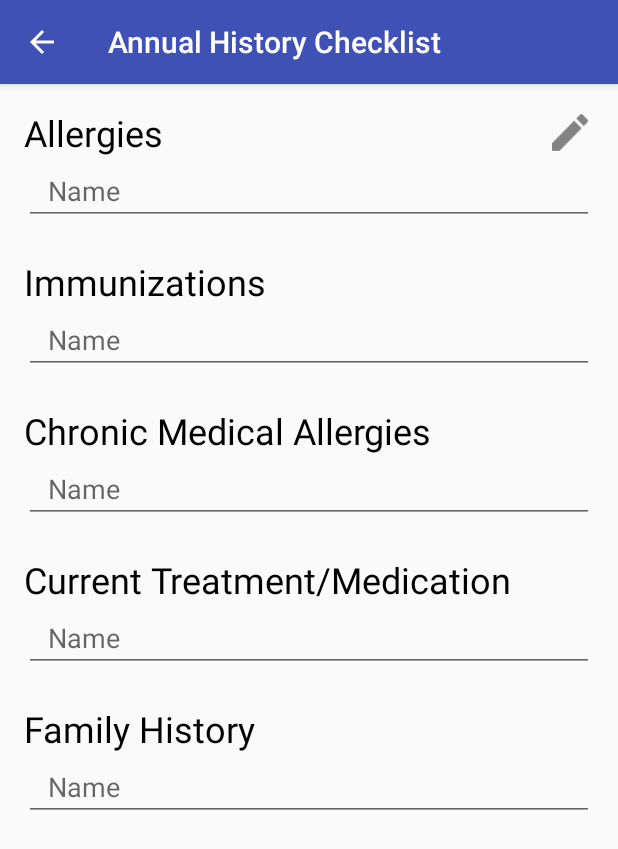
After one commit to Team11-MedAppJam/HealthCombinder, an Android app: the annual_history_checklist screen opened directly, with no data from a screen before it, on a phone screen of 412 x 824 dp. The commit adds this screen. Shown: the top 849 px of the screen. Run offline under Robolectric (Android 15) with nearby library versions, the phone set to English and light mode, and no system bars.

Commit message:
Complete Profile
Completed profile and its sub-activities.
Created popup windows for change password and email.
Annual checklist page

```diff
--- /dev/null
+++ b/app/src/main/java/team11/healthcombinder/annual_history_checklist.java
@@ -0,0 +1,43 @@
+package team11.healthcombinder;
+
+import android.support.v7.app.AppCompatActivity;
+import android.os.Bundle;
+import android.widget.CompoundButton;
+import android.widget.EditText;
+import android.widget.ToggleButton;
+
+public class annual_history_checklist extends AppCompatActivity {
+
+
+    @Override
+    protected void onCreate(Bundle savedInstanceState) {
+        super.onCreate(savedInstanceState);
+        setContentView(R.layout.activity_annual_history_checklist);
+        getSupportActionBar().setDisplayHomeAsUpEnabled(true);
+
+//        ImageButton b_allergies = (ImageButton) findViewById(R.id.edit_allergies);
+//        ImageButton b_immunization = (ImageButton) findViewById(R.id.edit_immunization);
+//        ImageButton b_chronic = (ImageButton) findViewById(R.id.edit_chr_med_allergies);
+//        ImageButton b_treatment = (ImageButton) findViewById(R.id.edit_treatment);
+//        ImageButton b_history = (ImageButton) findViewById(R.id.edit_fam_history);
+
+        final EditText e_allergies = (EditText) findViewById(R.id.allergies_text);
+        final EditText e_immunization = (EditText) findViewById(R.id.immunizations_text);
+        final EditText e_chronic = (EditText) findViewById(R.id.chron_med_all_text);
+        final EditText e_treatment = (EditText) findViewById(R.id.treat_med_text);
+        final EditText e_history = (EditText) findViewById(R.id.fam_his_text);
+
+        final ToggleButton toggleButton=(ToggleButton)findViewById(R.id.toggleEdit);
+
+        toggleButton.setOnCheckedChangeListener(new CompoundButton.OnCheckedChangeListener() {
+            @Override
+            public void onCheckedChanged(CompoundButton buttonView, final boolean isChecked) {
+                e_allergies.setFocusableInTouchMode(isChecked);
+                e_immunization.setFocusableInTouchMode(isChecked);
+                e_chronic.setFocusableInTouchMode(isChecked);
+                e_treatment.setFocusableInTouchMode(isChecked);
+                e_history.setFocusableInTouchMode(isChecked);
+            }
+        });
+}
+}
--- /dev/null
+++ b/app/src/main/res/layout/activity_annual_history_checklist.xml
@@ -0,0 +1,148 @@
+<?xml version="1.0" encoding="utf-8"?>
+<ScrollView xmlns:android="http://schemas.android.com/apk/res/android"
+    xmlns:app="http://schemas.android.com/apk/res-auto"
+    xmlns:tools="http://schemas.android.com/tools"
+    android:id="@+id/activity_history_checklist"
+    android:layout_width="match_parent"
+    android:layout_height="match_parent"
+    android:paddingBottom="@dimen/activity_vertical_margin"
+    android:paddingLeft="@dimen/activity_horizontal_margin"
+    android:paddingRight="@dimen/activity_horizontal_margin"
+    android:paddingTop="@dimen/activity_vertical_margin"
+    >
+
+    <LinearLayout
+        android:layout_width="match_parent"
+        android:layout_height="wrap_content"
+        android:orientation="vertical"
+        android:baselineAligned="false">
+        <RelativeLayout
+            android:layout_width="wrap_content"
+            android:layout_height="wrap_content">
+            <TextView
+                android:text="Allergies"
+                android:layout_width="wrap_content"
+                android:layout_height="wrap_content"
+                android:id="@+id/textView4"
+                android:textSize="24sp"
+                android:textColor="@color/common_google_signin_btn_text_dark_focused" />
+
+            <ToggleButton
+                android:layout_width="wrap_content"
+                android:layout_height="wrap_content"
+                android:id="@+id/toggleEdit"
+                android:background="@drawable/edit_text"
+                android:layout_alignParentTop="true"
+                android:layout_alignParentEnd="true"
+                android:fontFamily="sans-serif-medium"
+                android:layout_alignBottom="@+id/textView4"
+                android:minWidth="10dp"
+                android:minHeight="10dp"
+                android:textOff=""
+                android:textOn=""
+                android:checked="false"/>
+
+
+        </RelativeLayout>
+
+        <EditText
+            android:layout_width="match_parent"
+            android:layout_height="wrap_content"
+            android:inputType="textMultiLine"
+            android:hint="Name"
+            android:ems="10"
+            android:paddingStart="@dimen/activity_vertical_margin"
+            android:focusable="false"
+            android:editable="false"
+            android:id="@+id/allergies_text" />
+
+        <TextView
+            android:text="Immunizations"
+            android:layout_width="wrap_content"
+            android:layout_height="wrap_content"
+            android:id="@+id/textView9"
+            android:textSize="24sp"
+            android:textColor="@color/common_google_signin_btn_text_dark_focused"
+            android:layout_marginTop="21dp" />
+
+
+        <EditText
+            android:layout_width="match_parent"
+            android:layout_height="wrap_content"
+            android:inputType="textMultiLine"
+            android:hint="Name"
+            android:paddingStart="@dimen/activity_vertical_margin"
+            android:ems="10"
+            android:focusable="false"
+            android:id="@+id/immunizations_text" />
+
+        <TextView
+            android:text="Chronic Medical Allergies"
+            android:layout_width="wrap_content"
+            android:layout_height="wrap_content"
+            android:id="@+id/textView13"
+            android:textSize="24sp"
+            android:layout_marginTop="21dp"
+            android:textColor="@color/common_google_signin_btn_text_dark_focused"/>
+
+
+        <EditText
+            android:layout_width="match_parent"
+            android:layout_height="wrap_content"
+            android:inputType="textMultiLine"
+            android:hint="Name"
+            android:paddingStart="@dimen/activity_vertical_margin"
+            android:ems="10"
+            android:focusable="false"
+            android:id="@+id/chron_med_all_text" />
+
+
+        <TextView
+            android:text="Current Treatment/Medication"
+            android:layout_width="wrap_content"
+            android:layout_height="wrap_content"
+            android:id="@+id/textView11"
+            android:layout_marginTop="21dp"
+            android:textSize="24sp"
+            android:textColor="@color/common_google_signin_btn_text_dark_focused"
+            />
+
+
+
+
+        <EditText
+            android:layout_width="match_parent"
+            android:layout_height="wrap_content"
+            android:inputType="textMultiLine"
+            android:hint="Name"
+            android:paddingStart="@dimen/activity_vertical_margin"
+            android:ems="10"
+            android:focusable="false"
+            android:id="@+id/treat_med_text" />
+
+        <TextView
+            android:text="Family History"
+            android:layout_width="wrap_content"
+            android:layout_height="wrap_content"
+            android:id="@+id/textView15"
+            android:textSize="24sp"
+            android:layout_marginTop="21dp"
+            android:textColor="@color/common_google_signin_btn_text_dark_focused"/>
+
+
+        <EditText
+            android:layout_width="match_parent"
+            android:layout_height="wrap_content"
+            android:inputType="textMultiLine"
+            android:hint="Name"
+            android:paddingStart="@dimen/activity_vertical_margin"
+            android:ems="10"
+            android:id="@+id/fam_his_text"
+            android:focusable="false"
+            />
+
+
+
+    </LinearLayout>
+
+</ScrollView>
--- a/app/src/main/res/values-w820dp/dimens.xml
+++ b/app/src/main/res/values-w820dp/dimens.xml
@@ -2,5 +2,5 @@
     <!-- Example customization of dimensions originally defined in res/values/dimens.xml
          (such as screen margins) for screens with more than 820dp of available width. This
          would include 7" and 10" devices in landscape (~960dp and ~1280dp respectively). -->
-    <dimen name="activity_horizontal_margin">64dp</dimen>
+    <dimen name="activity_horizontal_margin">50dp</dimen>
 </resources>
```
Also changed, not shown: app/src/main/AndroidManifest.xml (+9 -0 lines), app/src/main/java/team11/healthcombinder/Profile.java (+18 -0 lines), app/src/main/java/team11/healthcombinder/change_email.java (added, +25 -0 lines), app/src/main/res/layout/activity_change_email.xml (added, +67 -0 lines), app/src/main/res/layout/activity_profile.xml (+19 -6 lines), app/src/main/edit_text-web.png (added), app/src/main/res/drawable-hdpi/edit_text.png (added), app/src/main/res/drawable-mdpi/edit_text.png (added), app/src/main/res/drawable-xhdpi/edit_text.png (added), app/src/main/res/drawable-xxhdpi/edit_text.png (added), app/src/main/res/mipmap-hdpi/edit_text.png (added), app/src/main/res/mipmap-mdpi/edit_text.png (added), app/src/main/res/mipmap-xhdpi/edit_text.png (added), app/src/main/res/mipmap-xxhdpi/edit_text.png (added), 1 more files.
